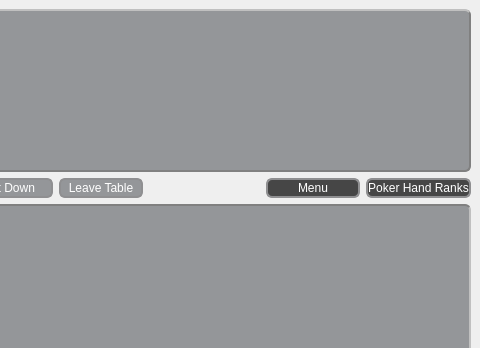
Qt form FiveCardDraw/mainwindow.ui (SixofClubsss/Dero-Poker-Table) before a commit; both pictures show x 840 to 1320 and y 0 to 348 of the 1320 by 744 pixel window.
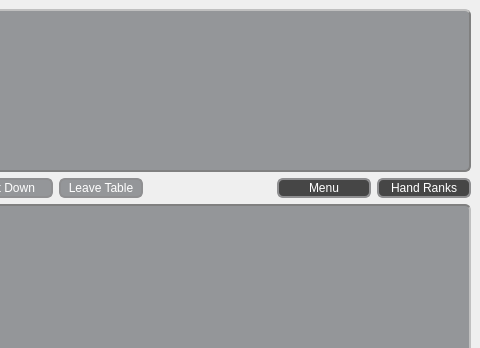
The same form after that commit. Icons and pictures are not drawn.

What changed in the file:
```diff
--- a/FiveCardDraw/mainwindow.ui
+++ b/FiveCardDraw/mainwindow.ui
@@ -402,13 +402,13 @@
       </property>
       <property name="minimumSize">
        <size>
-        <width>84</width>
+        <width>94</width>
         <height>20</height>
        </size>
       </property>
       <property name="maximumSize">
        <size>
-        <width>150</width>
+        <width>94</width>
         <height>20</height>
        </size>
       </property>
@@ -430,7 +430,7 @@
 }</string>
       </property>
       <property name="text">
-       <string>Poker Hand Ranks</string>
+       <string>Hand Ranks</string>
       </property>
      </widget>
     </item>
@@ -918,7 +918,7 @@
      <widget class="QPushButton" name="menuButton">
       <property name="minimumSize">
        <size>
-        <width>84</width>
+        <width>94</width>
         <height>20</height>
        </size>
       </property>
```
